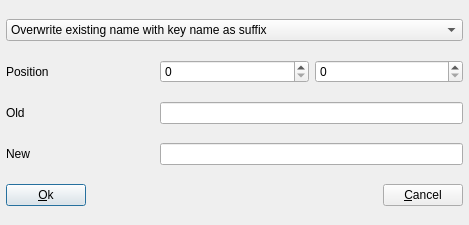
Qt form sources/dialogs/dialog_rename.ui (davy7125/polyphone) before a commit.
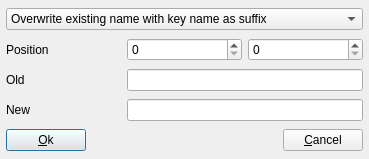
The same form after that commit. Icons and pictures are not drawn.

Commit message: Dialog sizes

```diff
--- a/sources/dialogs/dialog_rename.ui
+++ b/sources/dialogs/dialog_rename.ui
@@ -9,8 +9,8 @@
    <rect>
     <x>0</x>
     <y>0</y>
-    <width>469</width>
-    <height>225</height>
+    <width>362</width>
+    <height>159</height>
    </rect>
   </property>
   <property name="sizePolicy">
```
The commit also changes 7 other files.
